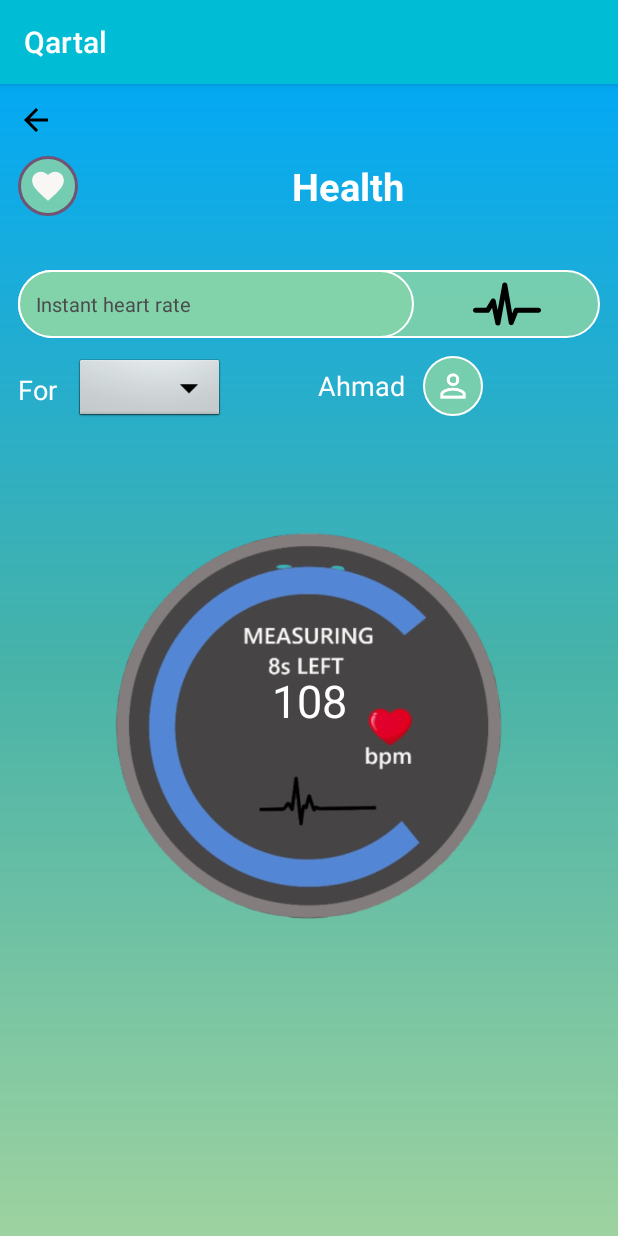
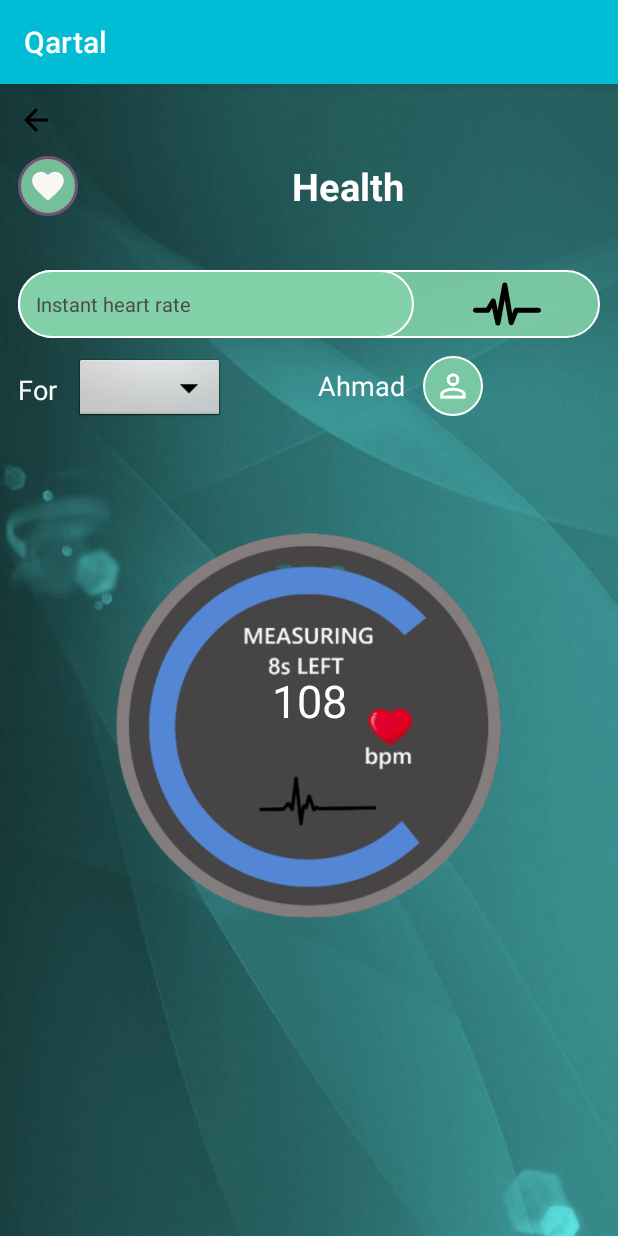
Before and after one commit to qabas35/Qartap-application, an Android app: the HealthyActivityStateStudent screen opened directly, with no data from a screen before it, on a phone screen of 412 x 824 dp. Run offline under Robolectric (Android 15) with nearby library versions, the phone set to English and light mode, and no system bars.

Commit message:
Update activity_health_state_student.xml

```diff
--- a/Qartal/app/src/main/res/layout/activity_health_state_student.xml
+++ b/Qartal/app/src/main/res/layout/activity_health_state_student.xml
@@ -4,7 +4,7 @@
     xmlns:tools="http://schemas.android.com/tools"
     android:layout_width="match_parent"
     android:layout_height="match_parent"
-    android:background="@drawable/main_background"
+    android:background="@drawable/background_4"
     tools:context=".Student.HealthyActivityStateStudent">
 
     <ScrollView
```
